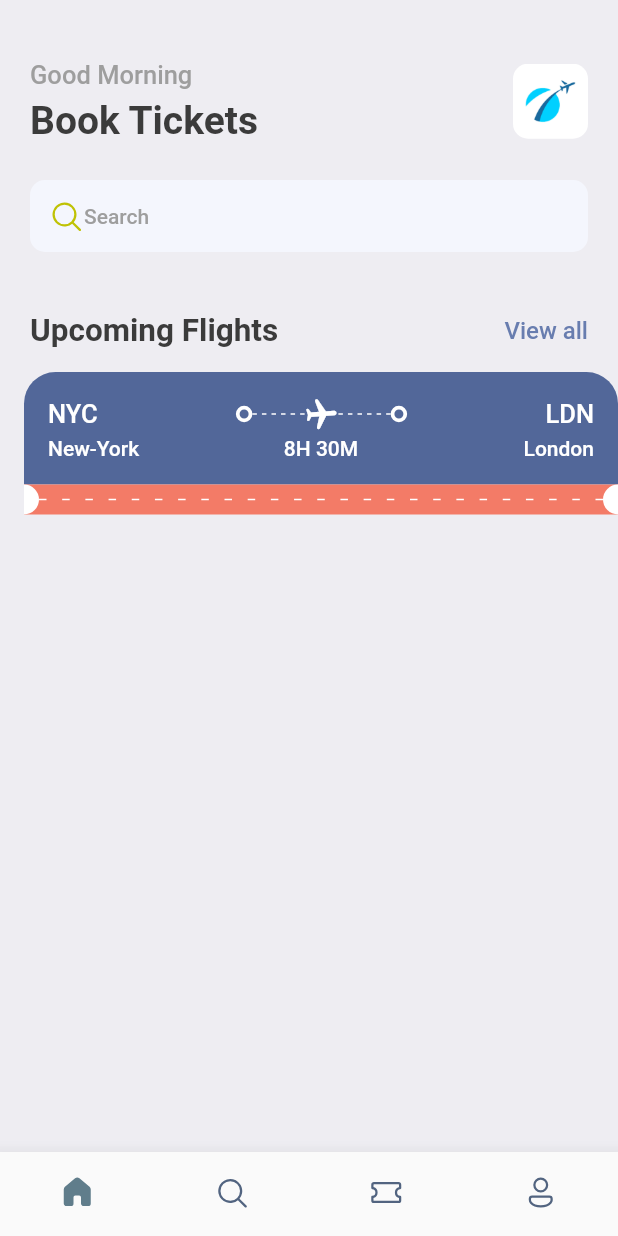
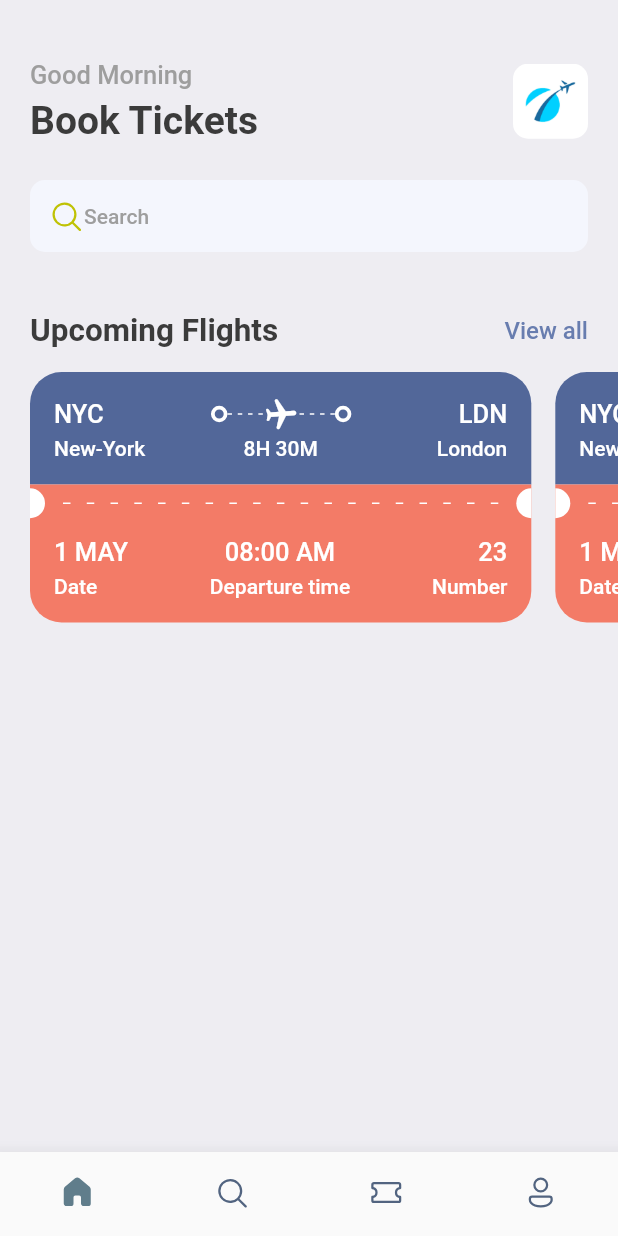
Before and after one commit to akashgiricse/flutter-ticket-booking, a Flutter app: the screen it shows after launch, on a phone screen of 412 x 824 dp. Run offline on Flutter 3.47's test engine with Material 2 defaults, Android fonts, the phone set to English and light mode, and no system bars; our stand-ins replace fluentui_icons, gap.

Commit message:
Ticket screen complete

```diff
--- a/lib/screens/home_screen.dart
+++ b/lib/screens/home_screen.dart
@@ -95,7 +95,16 @@
             ),
           ),
           const Gap(15),
-          TicketView(),
+          SingleChildScrollView(
+            scrollDirection: Axis.horizontal,
+            padding: const EdgeInsets.only(left: 20),
+            child: Row(
+              children: [
+                TicketView(),
+                TicketView(),
+              ],
+            ),
+          ),
         ],
       ),
     );
--- a/lib/screens/ticket_view.dart
+++ b/lib/screens/ticket_view.dart
@@ -12,10 +12,10 @@
   Widget build(BuildContext context) {
     final size = AppLayout.getSize(context);
     return SizedBox(
-      width: size.width,
+      width: size.width * 0.85,
       height: 200,
       child: Container(
-        margin: const EdgeInsets.only(left: 16),
+        margin: const EdgeInsets.only(right: 16),
         child: Column(
           children: [
             /*
@@ -136,7 +136,10 @@
                       ),
                     ),
                   ),
-                  Expanded(child: LayoutBuilder(
+                  Expanded(
+                    child: Padding(
+                      padding: const EdgeInsets.all(12.0),
+                      child: LayoutBuilder(
                         builder:
                             (BuildContext context, BoxConstraints constraints) {
                           return Flex(
@@ -155,7 +158,9 @@
                                     )),
                           );
                         },
-                  )),
+                      ),
+                    ),
+                  ),
                   const SizedBox(
                     height: 20,
                     width: 10,
@@ -171,6 +176,75 @@
                 ],
               ),
             ),
+            /**
+             * bottom part of the ticket/card
+             */
+            Container(
+              decoration: BoxDecoration(
+                  color: Styles.orangeColor,
+                  borderRadius: const BorderRadius.only(
+                      bottomLeft: Radius.circular(21),
+                      bottomRight: Radius.circular(21))),
+              padding: const EdgeInsets.only(
+                  left: 16, top: 10, right: 16, bottom: 16),
+              child: Column(
+                children: [
+                  Row(
+                    mainAxisAlignment: MainAxisAlignment.spaceBetween,
+                    children: [
+                      Column(
+                        crossAxisAlignment: CrossAxisAlignment.start,
+                        children: [
+                          Text(
+                            "1 MAY",
+                            style: Styles.headLineStyle3
+                                .copyWith(color: Colors.white),
+                          ),
+                          const Gap(5),
+                          Text(
+                            "Date",
+                            style: Styles.headLineStyle4
+                                .copyWith(color: Colors.white),
+                          )
+                        ],
+                      ),
+                      Column(
+                        crossAxisAlignment: CrossAxisAlignment.center,
+                        children: [
+                          Text(
+                            "08:00 AM",
+                            style: Styles.headLineStyle3
+                                .copyWith(color: Colors.white),
+                          ),
+                          const Gap(5),
+                          Text(
+                            "Departure time",
+                            style: Styles.headLineStyle4
+                                .copyWith(color: Colors.white),
+                          )
+                        ],
+                      ),
+                      Column(
+                        crossAxisAlignment: CrossAxisAlignment.end,
+                        children: [
+                          Text(
+                            "23",
+                            style: Styles.headLineStyle3
+                                .copyWith(color: Colors.white),
+                          ),
+                          const Gap(5),
+                          Text(
+                            "Number",
+                            style: Styles.headLineStyle4
+                                .copyWith(color: Colors.white),
+                          )
+                        ],
+                      ),
+                    ],
+                  ),
+                ],
+              ),
+            ),
           ],
         ),
       ),
```
Lines whose indentation alone changed are shown as unchanged.
